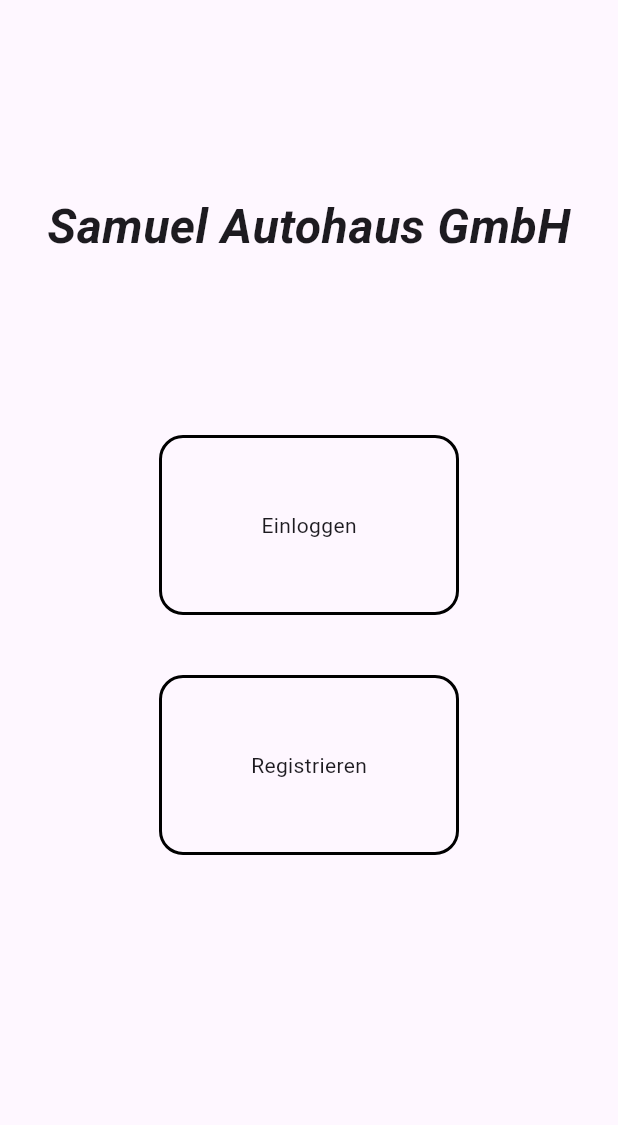
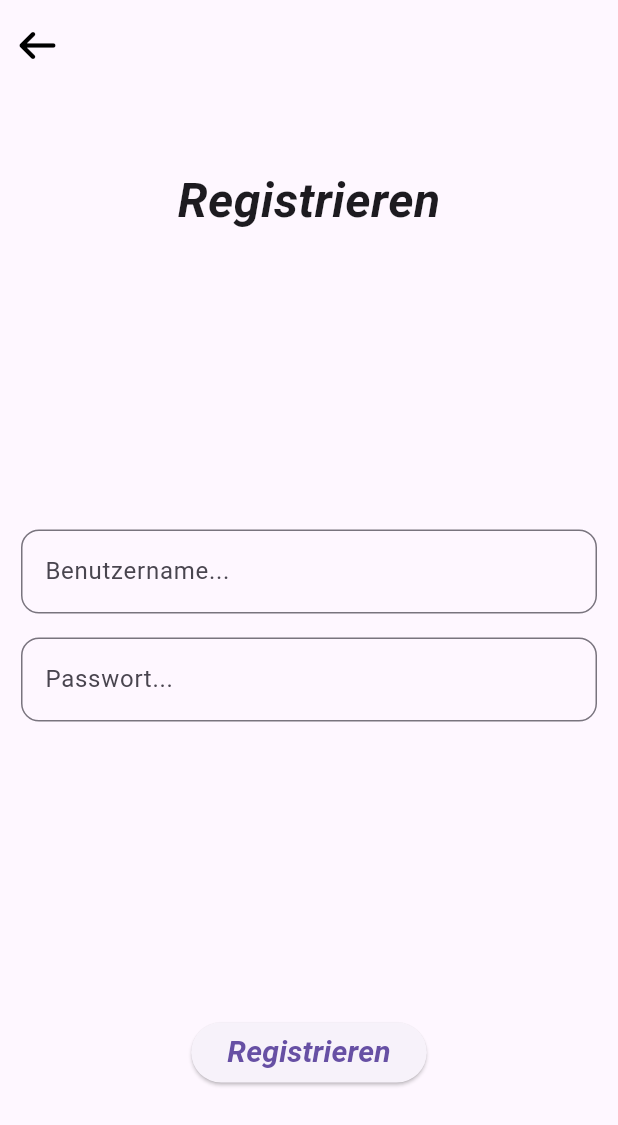
Before and after one commit to Zalanx/carstatus_app, a Flutter app: the screen it shows after launch, after a tap on "Registrieren", on a phone screen of 412 x 824 dp. Shown: the top 1125 px of the screen. Run offline on Flutter 3.47's test engine with Material 3 defaults, Android fonts, the light colour scheme and no system bars; our stand-ins replace font_awesome_flutter, get.

Commit message:
registration page

```diff
--- a/lib/pages/Authorization/Registration.dart
+++ b/lib/pages/Authorization/Registration.dart
@@ -1,3 +1,6 @@
+import 'package:carstatus_app/components/cs_appbar.dart';
+import 'package:carstatus_app/components/cs_scaffold.dart';
+import 'package:carstatus_app/components/cs_text.dart';
 import 'package:flutter/material.dart';
 
 class RegistrationPage extends StatelessWidget {
@@ -5,6 +8,49 @@ class RegistrationPage extends StatelessWidget {
 
   @override
   Widget build(BuildContext context) {
-    return const Placeholder();
+    return CsScaffold(body: _pageBody(context), appBar: CsAppbar(pageTitle: "", backButton: true, ),);
   }
 }
+
+Widget _pageBody(BuildContext context) {
+  return SizedBox(
+    height: MediaQuery.sizeOf(context).height,
+    width: MediaQuery.sizeOf(context).width,
+    child: Column(
+      mainAxisAlignment: MainAxisAlignment.spaceAround,
+      children: [
+        const Center(
+          child: CsText(text: "Registrieren", size: 32,),
+        ),
+        Column(
+          children: [
+            TextField(
+              decoration: InputDecoration(
+                border: OutlineInputBorder(
+                  borderRadius: BorderRadius.circular(12),
+                ),
+                labelText: 'Benutzername...',
+              ),
+            ),
+            const SizedBox(height: 16),
+            TextField(
+              obscureText: true,
+              decoration: InputDecoration(
+                border: OutlineInputBorder(
+                  borderRadius: BorderRadius.circular(12),
+                ),
+                labelText: 'Passwort...',
+              ),
+            ),
+          ],
+        ),
+        ElevatedButton(
+          onPressed: () {
+            //die logik vom registrieren
+          },
+          child: const CsText(text: "Registrieren", size: 20,),
+        ),
+      ],
+    ),
+  );
+}
--- a/lib/pages/LandingPage.dart
+++ b/lib/pages/LandingPage.dart
@@ -1,6 +1,7 @@
 import 'package:carstatus_app/components/cs_button.dart';
 import 'package:carstatus_app/components/cs_scaffold.dart';
 import 'package:carstatus_app/pages/Authorization/Login.dart';
+import 'package:carstatus_app/pages/Authorization/Registration.dart';
 import 'package:flutter/material.dart';
 import 'package:get/get.dart';
 
@@ -43,6 +44,7 @@ class Landingpage extends StatelessWidget {
                   child: Text("Einloggen"),
                 ),
                 CsButton(
+                   onTap: () => Get.to(() => const RegistrationPage()),
                   height: 120,
                   width: 200,
                   borderRadius: BorderRadius.circular(16),
```
